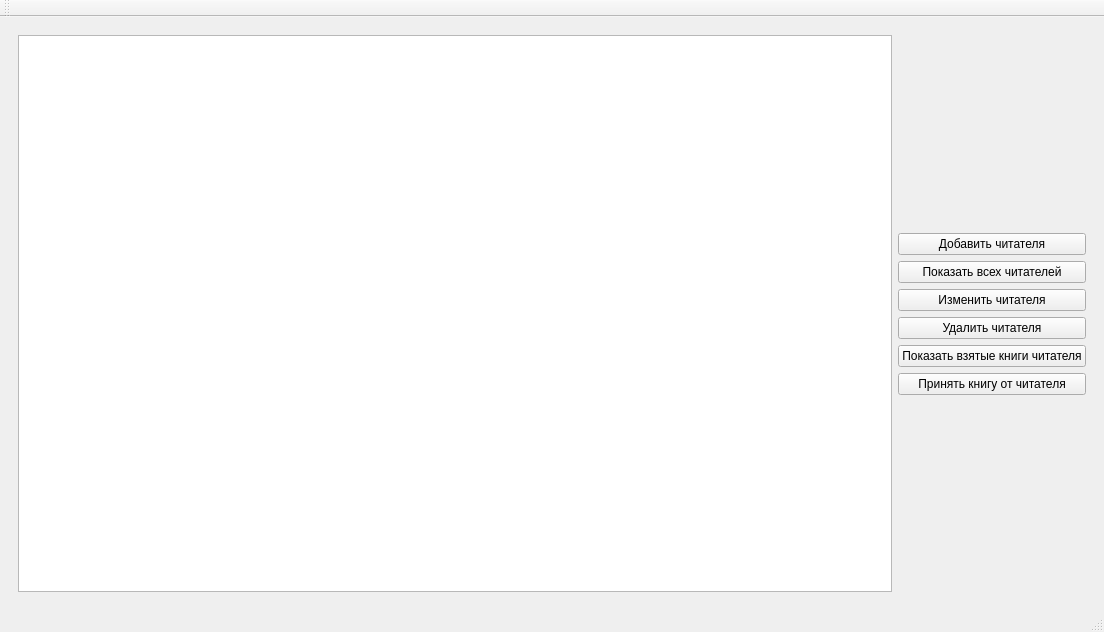
The window that mainwindow.ui (Matvey-Makaro/DBMS-Library) describes before a commit, drawn with Qt 5.
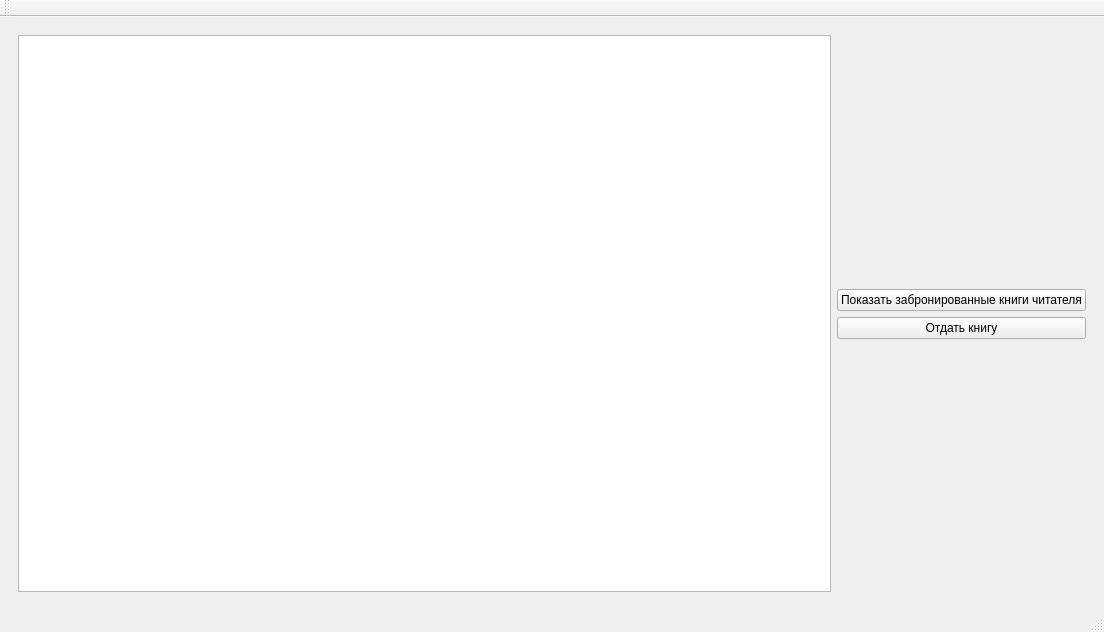
The same window after the commit.

Commit message: Add work_with_debtor_page and work_with_booked_book_page.

```diff
--- a/mainwindow.ui
+++ b/mainwindow.ui
@@ -18,7 +18,7 @@
     <item>
      <widget class="QStackedWidget" name="stackedWidget">
       <property name="currentIndex">
-       <number>5</number>
+       <number>7</number>
       </property>
       <widget class="QWidget" name="authorization_as_page">
        <layout class="QHBoxLayout" name="horizontalLayout_2">
@@ -843,6 +843,120 @@
         </item>
        </layout>
       </widget>
+      <widget class="QWidget" name="work_with_debtors_for_librarian">
+       <layout class="QHBoxLayout" name="horizontalLayout_27">
+        <item>
+         <widget class="QListView" name="listView"/>
+        </item>
+        <item>
+         <layout class="QVBoxLayout" name="verticalLayout_7">
+          <property name="sizeConstraint">
+           <enum>QLayout::SetDefaultConstraint</enum>
+          </property>
+          <property name="leftMargin">
+           <number>0</number>
+          </property>
+          <item>
+           <spacer name="verticalSpacer_13">
+            <property name="orientation">
+             <enum>Qt::Vertical</enum>
+            </property>
+            <property name="sizeHint" stdset="0">
+             <size>
+              <width>20</width>
+              <height>40</height>
+             </size>
+            </property>
+           </spacer>
+          </item>
+          <item>
+           <widget class="QPushButton" name="pushButton_25">
+            <property name="text">
+             <string>Показать всех должников</string>
+            </property>
+           </widget>
+          </item>
+          <item>
+           <widget class="QPushButton" name="pushButton_24">
+            <property name="text">
+             <string>Показать долги читателя</string>
+            </property>
+           </widget>
+          </item>
+          <item>
+           <spacer name="verticalSpacer_14">
+            <property name="orientation">
+             <enum>Qt::Vertical</enum>
+            </property>
+            <property name="sizeHint" stdset="0">
+             <size>
+              <width>20</width>
+              <height>40</height>
+             </size>
+            </property>
+           </spacer>
+          </item>
+         </layout>
+        </item>
+       </layout>
+      </widget>
+      <widget class="QWidget" name="work_with_booked_book">
+       <layout class="QHBoxLayout" name="horizontalLayout_28">
+        <item>
+         <widget class="QTableView" name="tableView_2"/>
+        </item>
+        <item>
+         <layout class="QVBoxLayout" name="verticalLayout_8">
+          <property name="sizeConstraint">
+           <enum>QLayout::SetDefaultConstraint</enum>
+          </property>
+          <property name="leftMargin">
+           <number>0</number>
+          </property>
+          <item>
+           <spacer name="verticalSpacer_16">
+            <property name="orientation">
+             <enum>Qt::Vertical</enum>
+            </property>
+            <property name="sizeHint" stdset="0">
+             <size>
+              <width>20</width>
+              <height>40</height>
+             </size>
+            </property>
+           </spacer>
+          </item>
+          <item>
+           <widget class="QPushButton" name="pushButton_23">
+            <property name="text">
+             <string>Показать забронированные книги читателя</string>
+            </property>
+           </widget>
+          </item>
+          <item>
+           <widget class="QPushButton" name="pushButton_26">
+            <property name="text">
+             <string>Отдать книгу</string>
+            </property>
+           </widget>
+          </item>
+          <item>
+           <spacer name="verticalSpacer_15">
+            <property name="orientation">
+             <enum>Qt::Vertical</enum>
+            </property>
+            <property name="sizeHint" stdset="0">
+             <size>
+              <width>20</width>
+              <height>40</height>
+             </size>
+            </property>
+           </spacer>
+          </item>
+         </layout>
+        </item>
+       </layout>
+      </widget>
      </widget>
     </item>
    </layout>
```
